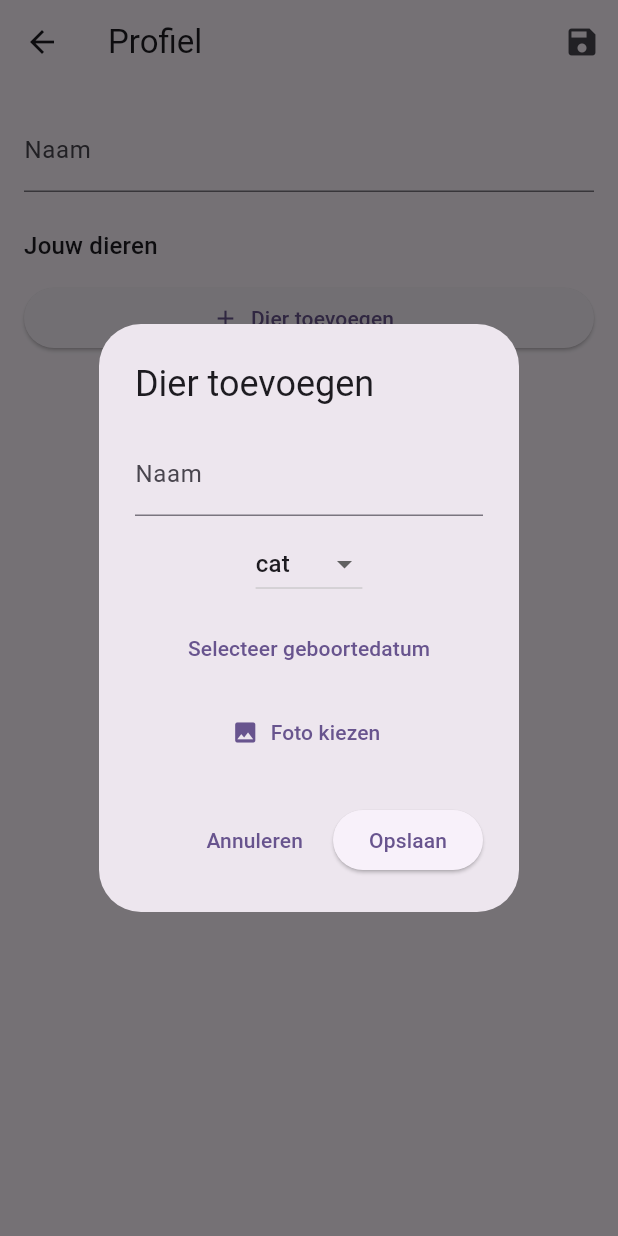
After one commit to csguth/gatoweb_client, a Flutter app: the ProfilePage screen opened directly, after a tap on "Dier toevoegen", on a phone screen of 412 x 824 dp. The commit adds this screen. Run offline on Flutter 3.47's test engine with Material 3 defaults, Android fonts, the phone set to English and light mode, and no system bars; our stand-ins replace cloud_firestore, file_picker, firebase_auth, firebase_core, firebase_storage, shared_preferences; accounts and stored records are empty; network calls fail.

Commit message:
feat: profile page with animals list

```diff
--- a/lib/localization/app_localizations.dart
+++ b/lib/localization/app_localizations.dart
@@ -168,6 +168,42 @@ class AppLocalizations {
       AppLanguage.nl: 'Naam',
       AppLanguage.en: 'Display name',
     },
+    'profile': {
+      AppLanguage.nl: 'Profiel',
+      AppLanguage.en: 'Profile',
+    },
+    'profile_saved': {
+      AppLanguage.nl: 'Profiel opgeslagen',
+      AppLanguage.en: 'Profile saved',
+    },
+    'your_animals': {
+      AppLanguage.nl: 'Jouw dieren',
+      AppLanguage.en: 'Your animals',
+    },
+    'add_animal': {
+      AppLanguage.nl: 'Dier toevoegen',
+      AppLanguage.en: 'Add animal',
+    },
+    'animal_name': {
+      AppLanguage.nl: 'Naam',
+      AppLanguage.en: 'Name',
+    },
+    'select_birth_date': {
+      AppLanguage.nl: 'Selecteer geboortedatum',
+      AppLanguage.en: 'Select birth date',
+    },
+    'photo_url': {
+      AppLanguage.nl: 'Foto URL',
+      AppLanguage.en: 'Photo URL',
+    },
+    'save': {
+      AppLanguage.nl: 'Opslaan',
+      AppLanguage.en: 'Save',
+    },
+    'pick_photo': {
+      AppLanguage.nl: 'Foto kiezen',
+      AppLanguage.en: 'Pick photo'
+    },
   };
 
   static String t(String key, AppLanguage language) {
--- /dev/null
+++ b/lib/pages/profile_page.dart
@@ -0,0 +1,247 @@
+import 'package:cloud_firestore/cloud_firestore.dart';
+import 'package:file_picker/file_picker.dart';
+import 'package:firebase_storage/firebase_storage.dart';
+import 'package:flutter/material.dart';
+import 'package:provider/provider.dart';
+import '../providers/auth_provider.dart';
+import '../localization/app_localizations.dart';
+import '../widgets/animal_dialog.dart';
+import '../widgets/animal_list.dart';
+
+class ProfilePage extends StatefulWidget {
+  const ProfilePage({super.key});
+
+  @override
+  State<ProfilePage> createState() => _ProfilePageState();
+}
+
+class _ProfilePageState extends State<ProfilePage> {
+  final displayNameController = TextEditingController();
+  List<Map<String, dynamic>> animals = [];
+  bool loading = true;
+
+  @override
+  void initState() {
+    super.initState();
+    _loadProfile();
+  }
+
+  Future<void> _loadProfile() async {
+    final auth = Provider.of<AuthProvider>(context, listen: false);
+    final userId = auth.user?.uid;
+    if (userId == null) return;
+    final doc = await FirebaseFirestore.instance.collection('users').doc(userId).get();
+    displayNameController.text = doc.data()?['displayName'] ?? '';
+    animals = List<Map<String, dynamic>>.from(doc.data()?['animals'] ?? []);
+    setState(() {
+      loading = false;
+    });
+  }
+
+  Future<void> _saveProfile() async {
+    final auth = Provider.of<AuthProvider>(context, listen: false);
+    final userId = auth.user?.uid;
+    if (userId == null) return;
+    await FirebaseFirestore.instance.collection('users').doc(userId).set({
+      'displayName': displayNameController.text,
+      'animals': animals,
+    }, SetOptions(merge: true));
+    // ScaffoldMessenger.of(context).showSnackBar(
+    //   SnackBar(content: Text(AppLocalizations.of(context, 'profile_saved'))),
+    // );
+  }
+
+  Future<void> _addAnimal() async {
+    final newAnimal = await showDialog<Map<String, dynamic>>(
+      context: context,
+      builder: (context) => const AnimalDialog(),
+    );
+    if (newAnimal != null) {
+      setState(() {
+        animals.add(newAnimal);
+      });
+      await _saveProfile();
+    }
+  }
+
+  @override
+  Widget build(BuildContext context) {
+    if (loading) return const Center(child: CircularProgressIndicator());
+    return Scaffold(
+      appBar: AppBar(
+        title: Text(AppLocalizations.of(context, 'profile')),
+        actions: [
+          IconButton(
+            icon: const Icon(Icons.save),
+            onPressed: _saveProfile,
+          ),
+        ],
+      ),
+      body: Padding(
+        padding: const EdgeInsets.all(16.0),
+        child: ListView(
+          children: [
+            TextField(
+              controller: displayNameController,
+              decoration: InputDecoration(
+                labelText: AppLocalizations.of(context, 'display_name'),
+              ),
+            ),
+            const SizedBox(height: 24),
+            AnimalList(
+              animals: animals,
+              onEdit: (index, updatedAnimal) async {
+                setState(() {
+                  animals[index] = updatedAnimal;
+                });
+                await _saveProfile();
+              },
+              onDelete: (index) async {
+                setState(() {
+                  animals.removeAt(index);
+                });
+                await _saveProfile();
+              },
+            ),
+            const SizedBox(height: 12),
+            ElevatedButton.icon(
+              onPressed: _addAnimal,
+              icon: const Icon(Icons.add),
+              label: Text(AppLocalizations.of(context, 'add_animal')),
+            ),
+          ],
+        ),
+      ),
+    );
+  }
+}
+
+class AnimalDialog extends StatefulWidget {
+  final Map<String, dynamic>? initial;
+  const AnimalDialog({super.key, this.initial});
+
+  @override
+  State<AnimalDialog> createState() => _AnimalDialogState();
+}
+
+class _AnimalDialogState extends State<AnimalDialog> {
+  final nameController = TextEditingController();
+  DateTime? birthDate;
+  AnimalType type = AnimalType.cat;
+  String? photoUrl;
+  PlatformFile? pickedImage;
+  bool uploading = false;
+
+  @override
+  void initState() {
+    super.initState();
+    if (widget.initial != null) {
+      nameController.text = widget.initial!['name'] ?? '';
+      type = AnimalType.values.firstWhere(
+        (t) => t.name == widget.initial!['type'],
+        orElse: () => AnimalType.cat,
+      );
+      birthDate = widget.initial!['birthDate'] != null
+          ? DateTime.tryParse(widget.initial!['birthDate'])
+          : null;
+      photoUrl = widget.initial!['photoUrl'];
+    }
+  }
+
+  Future<void> _pickImage() async {
+    final result = await FilePicker.platform.pickFiles(type: FileType.image);
+    if (result != null && result.files.single.bytes != null) {
+      setState(() {
+        pickedImage = result.files.single;
+      });
+    }
+  }
+
+  Future<String?> _uploadImage(PlatformFile image) async {
+    setState(() { uploading = true; });
+    final ref = FirebaseStorage.instance
+        .ref('animal_photos/${DateTime.now().millisecondsSinceEpoch}_${image.name}');
+    await ref.putData(image.bytes!);
+    final url = await ref.getDownloadURL();
+    setState(() { uploading = false; });
+    return url;
+  }
+
+  @override
+  Widget build(BuildContext context) {
+    return AlertDialog(
+      title: Text(AppLocalizations.of(context, 'add_animal')),
+      content: SingleChildScrollView(
+        child: Column(
+          children: [
+            TextField(
+              controller: nameController,
+              decoration: InputDecoration(labelText: AppLocalizations.of(context, 'animal_name')),
+            ),
+            const SizedBox(height: 8),
+            DropdownButton<AnimalType>(
+              value: type,
+              items: AnimalType.values.map((t) => DropdownMenuItem(
+                value: t,
+                child: Text(t.name),
+              )).toList(),
+              onChanged: (val) => setState(() => type = val!),
+            ),
+            const SizedBox(height: 8),
+            TextButton(
+              onPressed: () async {
+                final picked = await showDatePicker(
+                  context: context,
+                  initialDate: DateTime.now(),
+                  firstDate: DateTime(2000),
+                  lastDate: DateTime.now(),
+                );
+                if (picked != null) setState(() => birthDate = picked);
+              },
+              child: Text(birthDate == null
+                  ? AppLocalizations.of(context, 'select_birth_date')
+                  : birthDate!.toLocal().toString().split(' ')[0]),
+            ),
+            const SizedBox(height: 8),
+            pickedImage != null
+              ? Image.memory(
+                  pickedImage!.bytes!,
+                  height: 100,
+                )
+              : photoUrl != null
+                ? Image.network(photoUrl!, height: 100)
+                : const SizedBox.shrink(),
+            TextButton.icon(
+              icon: const Icon(Icons.photo),
+              label: Text(AppLocalizations.of(context, 'pick_photo')),
+              onPressed: _pickImage,
+            ),
+            if (uploading) const CircularProgressIndicator(),
+          ],
+        ),
+      ),
+      actions: [
+        TextButton(
+          onPressed: () => Navigator.pop(context),
+          child: Text(AppLocalizations.of(context, 'cancel')),
+        ),
+        ElevatedButton(
+          onPressed: () async {
+            String? finalPhotoUrl = photoUrl;
+            if (pickedImage != null) {
+              finalPhotoUrl = await _uploadImage(pickedImage!);
+            }
+            if (!mounted) return;
+            Navigator.pop(context, {
+              'name': nameController.text,
+              'type': type.name,
+              'birthDate': birthDate?.toIso8601String(),
+              'photoUrl': finalPhotoUrl,
+            });
+          },
+          child: Text(AppLocalizations.of(context, 'save')),
+        ),
+      ],
+    );
+  }
+}
--- /dev/null
+++ b/lib/widgets/animal_list.dart
@@ -0,0 +1,60 @@
+import 'package:flutter/material.dart';
+import '../localization/app_localizations.dart';
+import 'animal_dialog.dart';
+
+class AnimalList extends StatelessWidget {
+  final List<Map<String, dynamic>> animals;
+  final Future<void> Function(int, Map<String, dynamic>) onEdit;
+  final Future<void> Function(int) onDelete;
+
+  const AnimalList({
+    super.key,
+    required this.animals,
+    required this.onEdit,
+    required this.onDelete,
+  });
+
+  @override
+  Widget build(BuildContext context) {
+    return Column(
+      crossAxisAlignment: CrossAxisAlignment.start,
+      children: [
+        Text(AppLocalizations.of(context, 'your_animals'), style: Theme.of(context).textTheme.titleMedium),
+        ...animals.asMap().entries.map((entry) {
+          final index = entry.key;
+          final animal = entry.value;
+          return ListTile(
+            leading: animal['photoUrl'] != null
+                ? CircleAvatar(backgroundImage: NetworkImage(animal['photoUrl']))
+                : const CircleAvatar(child: Icon(Icons.pets)),
+            title: Text(animal['name'] ?? ''),
+            subtitle: Text('${animal['type'] ?? ''} • ${animal['birthDate'] ?? ''}'),
+            trailing: Row(
+              mainAxisSize: MainAxisSize.min,
+              children: [
+                IconButton(
+                  icon: const Icon(Icons.edit),
+                  onPressed: () async {
+                    final updatedAnimal = await showDialog<Map<String, dynamic>>(
+                      context: context,
+                      builder: (context) => AnimalDialog(initial: animal),
+                    );
+                    if (updatedAnimal != null) {
+                      await onEdit(index, updatedAnimal);
+                    }
+                  },
+                ),
+                IconButton(
+                  icon: const Icon(Icons.delete),
+                  onPressed: () async {
+                    await onDelete(index);
+                  },
+                ),
+              ],
+            ),
+          );
+        }),
+      ],
+    );
+  }
+}
--- a/pubspec.yaml
+++ b/pubspec.yaml
@@ -40,6 +40,8 @@ dependencies:
   firebase_core: ^2.30.0
   firebase_auth: ^4.19.4
   cloud_firestore: ^4.17.3
+  firebase_storage: ^11.5.6
+  file_picker: ^6.1.1
 
 dev_dependencies:
   flutter_test:
```
Also changed, not shown: lib/pages/home_page.dart (+19 -0 lines), lib/widgets/animal_dialog.dart (added, +136 -0 lines), pubspec.lock, 4 other files.
